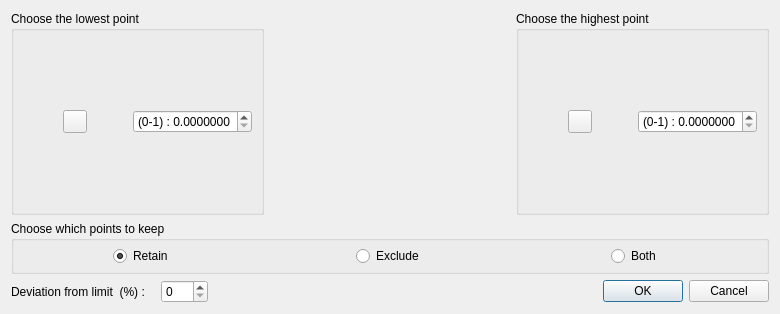
First picture: the form in ScalarDialog.ui, repository ckeleshi/ptrans, before the edit.
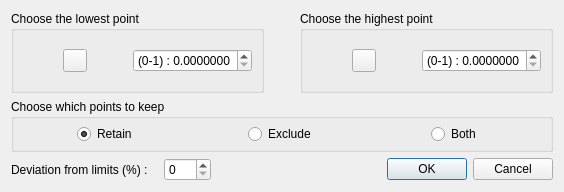
Second picture: the form after the edit. Icons and pictures are not drawn.

The edit to the form file:
```diff
--- a/ScalarDialog.ui
+++ b/ScalarDialog.ui
@@ -6,8 +6,8 @@
    <rect>
     <x>0</x>
     <y>0</y>
-    <width>780</width>
-    <height>314</height>
+    <width>564</width>
+    <height>192</height>
    </rect>
   </property>
   <property name="sizePolicy">
@@ -292,7 +292,7 @@
        <item>
         <widget class="QLabel" name="margin_label">
          <property name="text">
-          <string>Deviation from limit  (%) :</string>
+          <string>Deviation from limits (%) :</string>
          </property>
         </widget>
        </item>
```
